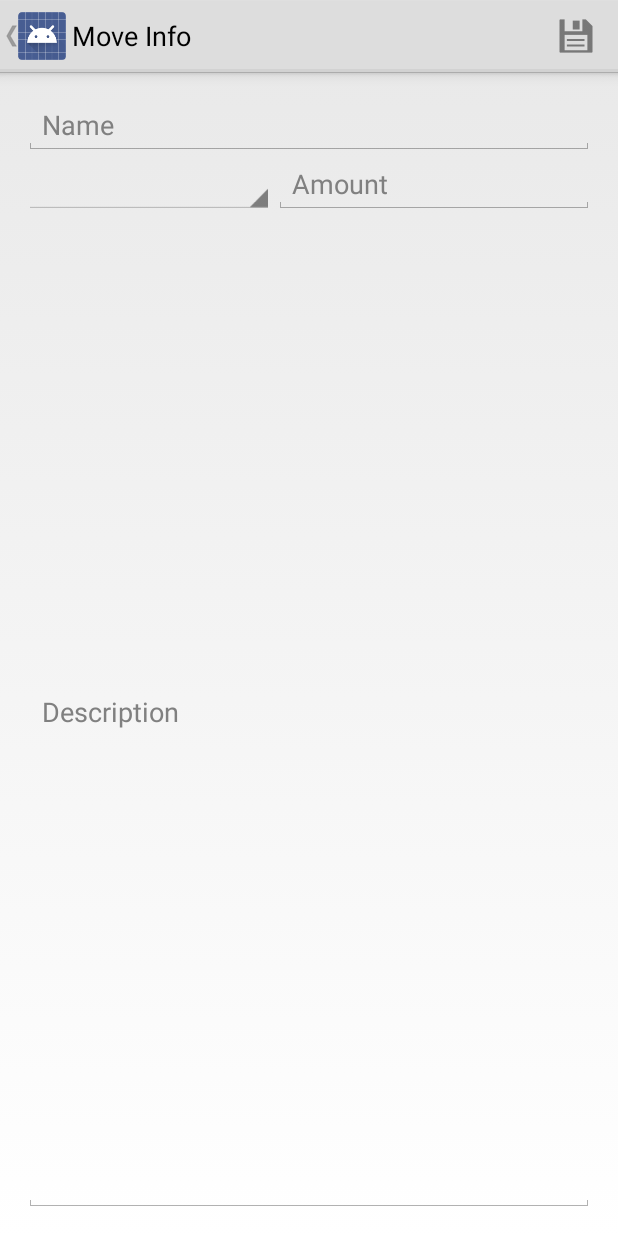
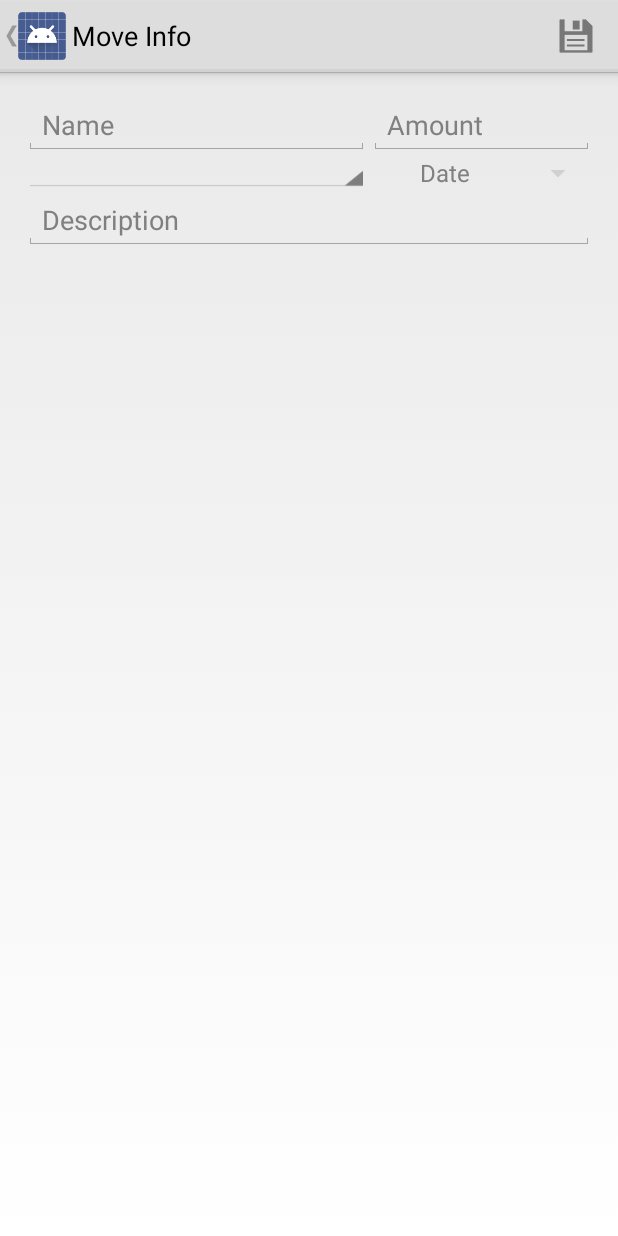
Before and after one commit to hakudoshi23/MyWallet, an Android app: the AccountMoveDataActivity screen opened directly, with no data from a screen before it, after a tap on "Save", on a phone screen of 412 x 824 dp. Run offline under Robolectric (Android 15) with nearby library versions, the phone set to English and light mode, and no system bars.

Commit message:
Moves rework & optimisation.

```diff
--- a/src/main/java/com/haku/wallet/account/move/AccountMoveDataActivity.java
+++ b/src/main/java/com/haku/wallet/account/move/AccountMoveDataActivity.java
@@ -1,19 +1,24 @@
 package com.haku.wallet.account.move;
 
 import android.app.Activity;
+import android.app.DatePickerDialog;
 import android.os.Bundle;
 import android.view.Menu;
 import android.view.MenuItem;
-import android.widget.ArrayAdapter;
-import android.widget.Spinner;
-import android.widget.TextView;
+import android.view.View;
+import android.widget.*;
 import com.avp.wallet.R;
 import com.haku.wallet.db.Move;
 import com.haku.wallet.db.Tag;
 
-public class AccountMoveDataActivity extends Activity {
-    private String[] tag_names;
-    private int[] tag_ids;
+import java.text.ParseException;
+import java.text.SimpleDateFormat;
+import java.util.Calendar;
+import java.util.Date;
+
+public class AccountMoveDataActivity extends Activity implements View.OnClickListener {
+    public static final SimpleDateFormat sdf = new SimpleDateFormat("dd/MM/yyyy");
+    private SimpleCursorAdapter tagsCursor;
     private int account_id;
 
     @Override
@@ -21,14 +26,15 @@ public class AccountMoveDataActivity extends Activity {
         super.onCreate(savedInstanceState);
         this.setContentView(R.layout.activity_account_move_data);
 
+        this.findViewById(R.id.activity_account_move_data_added).setOnClickListener(this);
+
         Bundle args = this.getIntent().getExtras();
         if (args != null && args.containsKey("account")) {
             this.account_id = args.getInt("account");
-            this.tag_names = Tag.getTagsString(this);
-            this.tag_ids = Tag.getTagsIds(this);
-
+            this.tagsCursor = new SimpleCursorAdapter(this, android.R.layout.simple_list_item_1, Tag.getTags(this),
+                    new String[]{"name"}, new int[]{android.R.id.text1}, 0);
             Spinner tagView = (Spinner) this.findViewById(R.id.activity_account_move_data_tag);
-            tagView.setAdapter(new ArrayAdapter<String>(this, android.R.layout.simple_list_item_1, this.tag_names));
+            tagView.setAdapter(this.tagsCursor);
         }
     }
 
@@ -45,21 +51,44 @@ public class AccountMoveDataActivity extends Activity {
         if (id == R.id.action_save) {
             TextView nameView = (TextView) this.findViewById(R.id.activity_account_move_data_name);
             TextView amountView = (TextView) this.findViewById(R.id.activity_account_move_data_amount);
+            TextView addedView = (TextView) this.findViewById(R.id.activity_account_move_data_added);
             TextView descView = (TextView) this.findViewById(R.id.activity_account_move_data_description);
             Spinner tagView = (Spinner) this.findViewById(R.id.activity_account_move_data_tag);
 
             Move m = new Move();
-            m.name = nameView.getText().toString();
-            m.description = descView.getText().toString();
-            m.amount = Float.parseFloat(amountView.getText().toString());
-            m.tag_id = this.tag_ids[tagView.getSelectedItemPosition()];
-            m.account_id = this.account_id;
-
-            if (m.save(this)) {
-                this.finish();
+            if (nameView.length() == 0) {
+                Toast.makeText(this, this.getString(R.string.empty_name), Toast.LENGTH_LONG).show();
+            } else {
+                try {
+                    m.name = nameView.getText().toString();
+                    String str_added = addedView.getText().toString();
+                    m.added = (str_added.equals("") ? new Date() : sdf.parse(str_added)).getTime();
+                    m.description = descView.getText().toString();
+                    String str_amount = amountView.getText().toString();
+                    m.amount = Float.parseFloat(str_amount.equals("") ? "0" : str_amount);
+                    m.tag_id = (int) this.tagsCursor.getItemId(tagView.getSelectedItemPosition());
+                    m.account_id = this.account_id;
+                    if (m.save(this)) this.finish();
+                } catch (ParseException e) {
+                    e.printStackTrace();
+                }
             }
             return true;
         }
         return super.onOptionsItemSelected(item);
     }
+
+    @Override
+    public void onClick(final View v) {
+        Calendar c = Calendar.getInstance();
+        DatePickerDialog dpDialog = new DatePickerDialog(this, new DatePickerDialog.OnDateSetListener() {
+            @Override
+            public void onDateSet(DatePicker view, int year, int monthOfYear, int dayOfMonth) {
+                if (v instanceof TextView) {
+                    TextView.class.cast(v).setText(String.format("%s/%s/%s", dayOfMonth, monthOfYear + 1, year));
+                }
+            }
+        }, c.get(Calendar.YEAR), c.get(Calendar.MONTH), c.get(Calendar.DAY_OF_MONTH));
+        dpDialog.show();
+    }
 }
--- a/src/main/java/com/haku/wallet/db/Move.java
+++ b/src/main/java/com/haku/wallet/db/Move.java
@@ -8,6 +8,7 @@ public class Move {
     public final int _id;
     public int account_id;
     public int tag_id;
+    public long added;
     public String name;
     public String description;
     public float amount;
@@ -17,6 +18,7 @@ public class Move {
         this.account_id = 0;
         this.tag_id = 0;
         this.name = "default";
+        this.added = 0;
         this.name = null;
         this.amount = 0;
     }
@@ -45,6 +47,7 @@ public class Move {
     public boolean save(Context context) {
         ContentValues values = new ContentValues();
         values.put("name", this.name);
+        values.put("added", this.added);
         values.put("amount", this.amount);
         values.put("description", this.description);
         if (this.account_id > 0) values.put("account_id", this.account_id);
--- a/src/main/res/layout/activity_account_move_data.xml
+++ b/src/main/res/layout/activity_account_move_data.xml
@@ -14,18 +14,18 @@
             android:id="@+id/activity_account_move_data_name"
             android:layout_alignParentTop="true"
             android:layout_alignParentStart="true"
-            android:layout_alignParentEnd="true"
-            android:hint="@string/name"/>
+            android:hint="@string/name"
+            android:layout_toStartOf="@+id/activity_account_move_data_amount"/>
 
     <EditText
-            android:layout_width="wrap_content"
+            android:layout_width="150dp"
             android:layout_height="wrap_content"
             android:inputType="numberDecimal"
             android:ems="10"
             android:id="@+id/activity_account_move_data_amount"
-            android:layout_below="@+id/activity_account_move_data_name"
             android:hint="@string/amount"
-            android:layout_alignEnd="@+id/activity_account_move_data_name"/>
+            android:layout_alignTop="@+id/activity_account_move_data_name"
+            android:layout_alignEnd="@+id/activity_account_move_data_description"/>
 
     <EditText
             android:layout_width="wrap_content"
@@ -33,19 +33,31 @@
             android:inputType="textMultiLine"
             android:ems="10"
             android:id="@+id/activity_account_move_data_description"
-            android:layout_below="@+id/activity_account_move_data_amount"
-            android:layout_alignParentStart="true"
-            android:layout_alignParentBottom="true"
             android:hint="@string/description"
-            android:layout_alignEnd="@+id/activity_account_move_data_amount"/>
+            android:gravity="top"
+            android:layout_below="@+id/activity_account_move_data_added"
+            android:layout_alignParentEnd="true"
+            android:layout_alignParentStart="true"/>
 
     <Spinner
             android:layout_width="wrap_content"
             android:layout_height="wrap_content"
             android:id="@+id/activity_account_move_data_tag"
             android:layout_toEndOf="@+id/activity_account_move_data_amount"
+            android:layout_toStartOf="@+id/activity_account_move_data_amount"
             android:layout_below="@+id/activity_account_move_data_name"
             android:layout_alignParentStart="true"
-            android:layout_toStartOf="@+id/activity_account_move_data_amount"
-            android:layout_above="@+id/activity_account_move_data_description"/>
+            android:layout_alignBottom="@+id/activity_account_move_data_added"/>
+
+    <TextView
+            android:layout_width="wrap_content"
+            android:layout_height="wrap_content"
+            android:id="@+id/activity_account_move_data_added"
+            android:layout_below="@+id/activity_account_move_data_amount"
+            android:layout_alignEnd="@+id/activity_account_move_data_amount"
+            style="@android:style/Widget.DeviceDefault.Light.Spinner"
+            android:hint="@string/date"
+            android:gravity="center"
+            android:layout_toEndOf="@+id/activity_account_move_data_name"/>
+
 </RelativeLayout>
--- a/src/main/res/values/strings.xml
+++ b/src/main/res/values/strings.xml
@@ -9,19 +9,23 @@
     <string name="name">Name</string>
     <string name="description">Description</string>
     <string name="amount">Amount</string>
+    <string name="date">Date</string>
     <!-- SPINNER -->
     <string name="add_account">Add Account</string>
     <string name="manage_tags">Manage Tags</string>
     <string name="settings">Settings</string>
-    <string name="delete_confirmation_title">Delete Account?</string>
     <!-- ACCOUNT -->
     <string name="title_activity_account_data">Account Info</string>
     <string name="accounts_save">Save Account</string>
+    <string name="accounts_edit">Edit Account</string>
+    <string name="accounts_delete">Delete Account</string>
     <string name="account_data_name">Account Name</string>
     <string name="account_data_amount">Initial Amount</string>
     <string name="account_action">Select Account Action</string>
+    <string name="account_delete_confirmation_title">Delete Account?</string>
     <!-- MOVES -->
     <string name="title_activity_account_move_data">Move Info</string>
+    <string name="move_delete_confirmation_title">Delete Move?</string>
     <!-- DEBTS -->
     <string name="title_activity_account_debt_data">Debt Info</string>
     <!-- CYCLES -->
@@ -44,4 +48,5 @@
     <string name="clear">Clear</string>
     <string name="clone">Clone</string>
     <string name="apply">Apply</string>
+    <string name="empty_name">Name cannot be empty!</string>
 </resources>
```
Also changed, not shown: src/main/java/com/haku/wallet/SpinnerActivity.java (+5 -5 lines), src/main/java/com/haku/wallet/account/filter/AccountFilterFragment.java (+4 -7 lines), src/main/java/com/haku/wallet/account/move/AccountMoveCursorLoader.java (added, +22 -0 lines), src/main/java/com/haku/wallet/account/move/AccountMovesAdapter.java (+24 -1 lines), src/main/java/com/haku/wallet/account/move/AccountMovesFragment.java (+49 -4 lines), src/main/res/layout/spinner_item_account.xml (+12 -9 lines), src/main/res/menu/menu_spinner.xml (+6 -1 lines), 1 other file.
